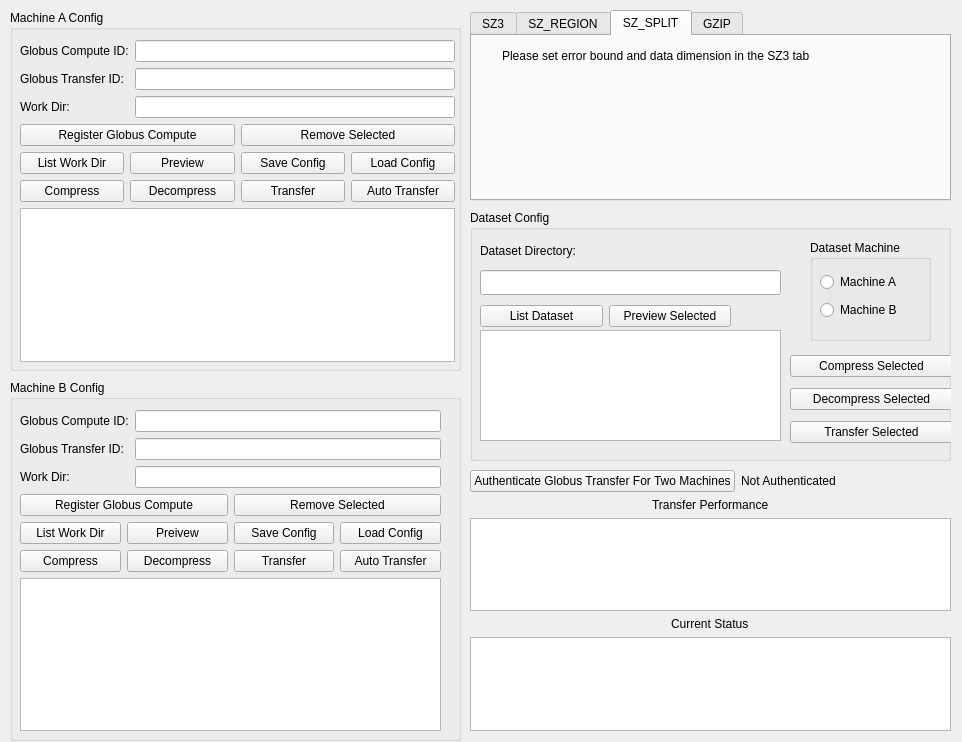
Above: globazip.ui from legendPerceptor/Ocelot before the change. Below: the same form after it.
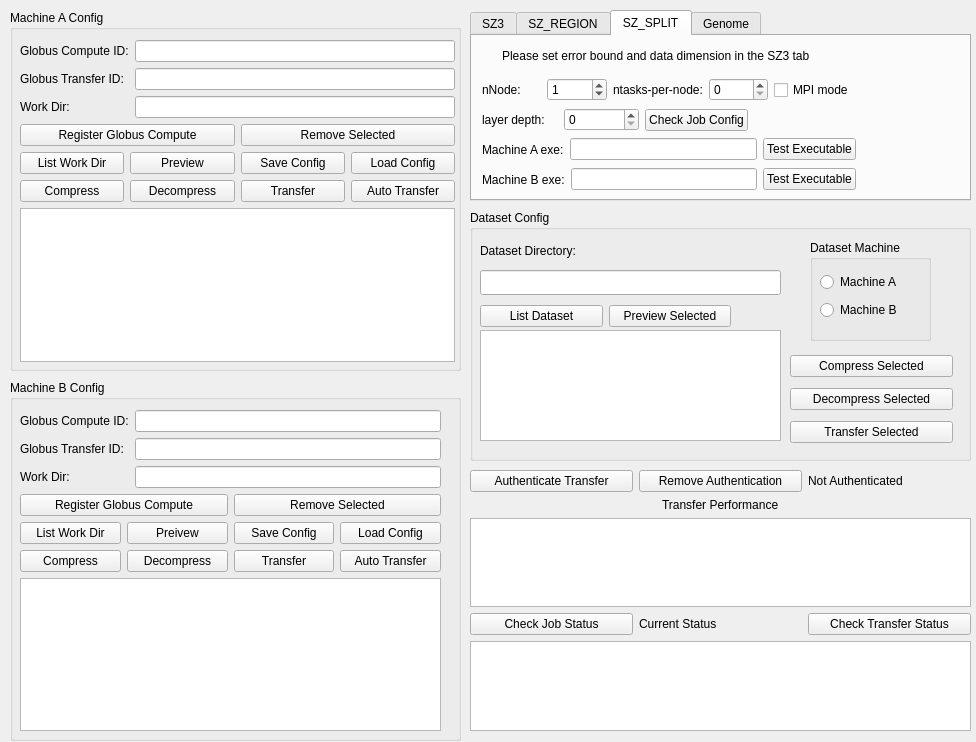
That is the form after the change. The open tabs and pages were chosen to show the change.

Commit message: build index working, add skeleton code for Genome and szsplit compression

The edit to the form file:
```diff
--- a/globazip.ui
+++ b/globazip.ui
@@ -6,7 +6,7 @@
    <rect>
     <x>0</x>
     <y>0</y>
-    <width>962</width>
+    <width>976</width>
     <height>742</height>
    </rect>
   </property>
@@ -18,7 +18,7 @@
     <rect>
      <x>470</x>
      <y>10</y>
-     <width>481</width>
+     <width>501</width>
      <height>191</height>
     </rect>
    </property>
@@ -303,17 +303,150 @@
       <string>Please set error bound and data dimension in the SZ3 tab</string>
      </property>
     </widget>
-   </widget>
-   <widget class="QWidget" name="GZIP_tab">
-    <attribute name="title">
-     <string>GZIP</string>
-    </attribute>
-    <widget class="QLabel" name="label_10">
+    <widget class="QWidget" name="layoutWidget_2">
      <property name="geometry">
       <rect>
-       <x>80</x>
+       <x>10</x>
+       <y>100</y>
+       <width>374</width>
+       <height>27</height>
+      </rect>
+     </property>
+     <layout class="QHBoxLayout" name="horizontalLayout_18">
+      <item>
+       <widget class="QLabel" name="label_22">
+        <property name="text">
+         <string>Machine A exe:</string>
+        </property>
+       </widget>
+      </item>
+      <item>
+       <widget class="QLineEdit" name="sz_split_executable_lineEdit_MA"/>
+      </item>
+      <item>
+       <widget class="QPushButton" name="test_szsplit_executable_button_ma">
+        <property name="text">
+         <string>Test Executable</string>
+        </property>
+       </widget>
+      </item>
+     </layout>
+    </widget>
+    <widget class="QWidget" name="layoutWidget_3">
+     <property name="geometry">
+      <rect>
+       <x>10</x>
+       <y>130</y>
+       <width>374</width>
+       <height>27</height>
+      </rect>
+     </property>
+     <layout class="QHBoxLayout" name="horizontalLayout_19">
+      <item>
+       <widget class="QLabel" name="label_23">
+        <property name="text">
+         <string>Machine B exe:</string>
+        </property>
+       </widget>
+      </item>
+      <item>
+       <widget class="QLineEdit" name="sz_split_executable_lineEdit_MB"/>
+      </item>
+      <item>
+       <widget class="QPushButton" name="test_szsplit_executable_button_mb">
+        <property name="text">
+         <string>Test Executable</string>
+        </property>
+       </widget>
+      </item>
+     </layout>
+    </widget>
+    <widget class="QWidget" name="">
+     <property name="geometry">
+      <rect>
+       <x>10</x>
+       <y>40</y>
+       <width>372</width>
+       <height>28</height>
+      </rect>
+     </property>
+     <layout class="QHBoxLayout" name="horizontalLayout_17">
+      <item>
+       <widget class="QLabel" name="label_20">
+        <property name="text">
+         <string>nNode:</string>
+        </property>
+       </widget>
+      </item>
+      <item>
+       <widget class="QSpinBox" name="szSplitnNodeSpinBox">
+        <property name="maximum">
+         <number>16</number>
+        </property>
+        <property name="value">
+         <number>1</number>
+        </property>
+       </widget>
+      </item>
+      <item>
+       <widget class="QLabel" name="label_21">
+        <property name="text">
+         <string>ntasks-per-node:</string>
+        </property>
+       </widget>
+      </item>
+      <item>
+       <widget class="QSpinBox" name="szSplitnTaskSpinBox"/>
+      </item>
+      <item>
+       <widget class="QCheckBox" name="szSplitmpiModecheckBox">
+        <property name="text">
+         <string>MPI mode</string>
+        </property>
+       </widget>
+      </item>
+     </layout>
+    </widget>
+    <widget class="QWidget" name="">
+     <property name="geometry">
+      <rect>
+       <x>10</x>
        <y>70</y>
-       <width>271</width>
+       <width>266</width>
+       <height>28</height>
+      </rect>
+     </property>
+     <layout class="QHBoxLayout" name="horizontalLayout_23">
+      <item>
+       <widget class="QLabel" name="label_27">
+        <property name="text">
+         <string>layer depth:</string>
+        </property>
+       </widget>
+      </item>
+      <item>
+       <widget class="QSpinBox" name="szSplitLayerDepthSpinBox"/>
+      </item>
+      <item>
+       <widget class="QPushButton" name="checkSZsplitJobConfigButton">
+        <property name="text">
+         <string>Check Job Config</string>
+        </property>
+       </widget>
+      </item>
+     </layout>
+    </widget>
+   </widget>
+   <widget class="QWidget" name="Genome_tab">
+    <attribute name="title">
+     <string>Genome</string>
+    </attribute>
+    <widget class="QLabel" name="label_10">
+     <property name="geometry">
+      <rect>
+       <x>10</x>
+       <y>10</y>
+       <width>111</width>
        <height>17</height>
       </rect>
      </property>
@@ -616,7 +749,7 @@
     <rect>
      <x>470</x>
      <y>470</y>
-     <width>481</width>
+     <width>501</width>
      <height>261</height>
     </rect>
    </property>
@@ -626,7 +759,14 @@
       <item>
        <widget class="QPushButton" name="authenticate_button">
         <property name="text">
-         <string>Authenticate Globus Transfer For Two Machines</string>
+         <string>Authenticate Transfer</string>
+        </property>
+       </widget>
+      </item>
+      <item>
+       <widget class="QPushButton" name="remove_authenticate_button">
+        <property name="text">
+         <string>Remove Authentication</string>
         </property>
        </widget>
       </item>
@@ -649,12 +789,30 @@
     <item>
      <widget class="QTextEdit" name="transfer_performance_textEdit"/>
     </item>
-    <item alignment="Qt::AlignHCenter">
-     <widget class="QLabel" name="label_14">
-      <property name="text">
-       <string>Current Status</string>
-      </property>
-     </widget>
+    <item>
+     <layout class="QHBoxLayout" name="horizontalLayout_24">
+      <item>
+       <widget class="QPushButton" name="checkJobStatusButton">
+        <property name="text">
+         <string>Check Job Status</string>
+        </property>
+       </widget>
+      </item>
+      <item>
+       <widget class="QLabel" name="label_14">
+        <property name="text">
+         <string>Current Status</string>
+        </property>
+       </widget>
+      </item>
+      <item>
+       <widget class="QPushButton" name="checkTransferStatusButton">
+        <property name="text">
+         <string>Check Transfer Status</string>
+        </property>
+       </widget>
+      </item>
+     </layout>
     </item>
     <item>
      <widget class="QTextEdit" name="current_status_textEdit"/>
@@ -666,7 +824,7 @@
     <rect>
      <x>470</x>
      <y>210</y>
-     <width>481</width>
+     <width>501</width>
      <height>251</height>
     </rect>
    </property>
```
Left out of the diff: 127 changed lines with no effect on the pictures. The commit also changes 4 other files.
